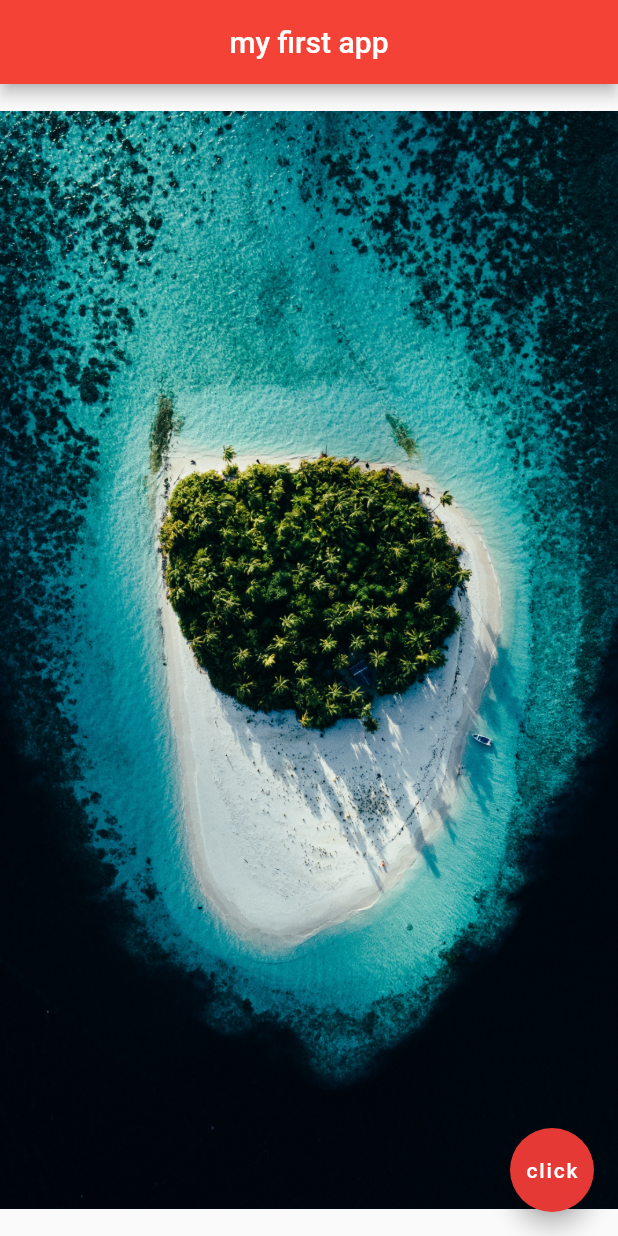
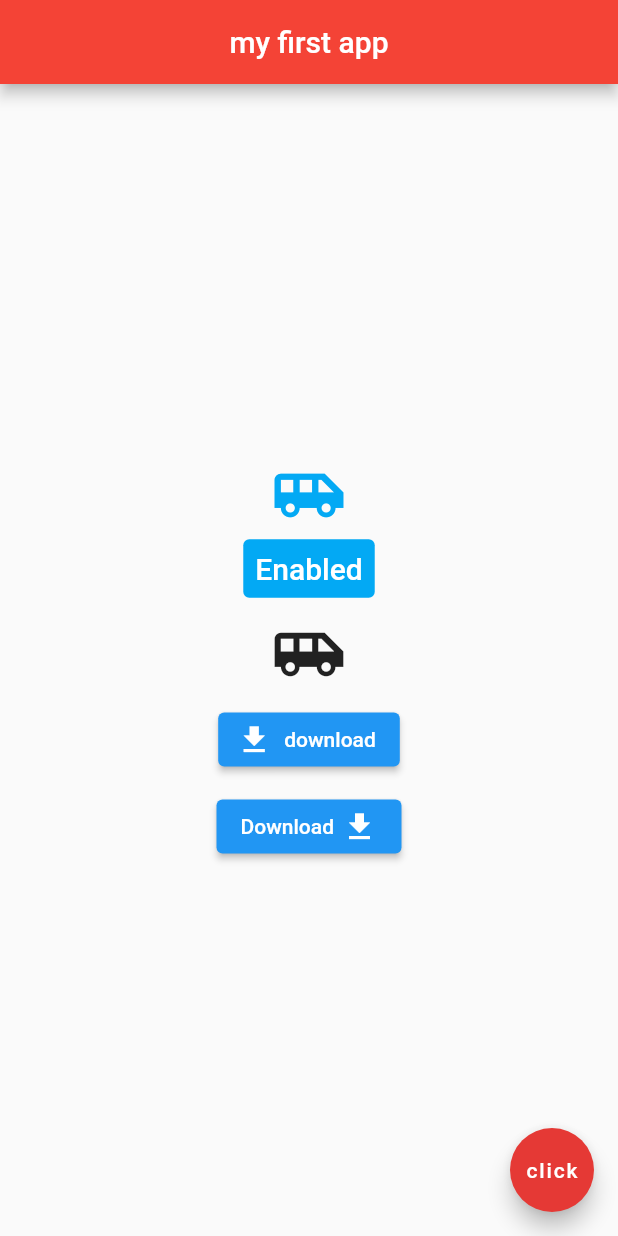
Before and after one commit to BinhT1/Flutter-fundamental, a Flutter app: the screen it shows after launch, on a phone screen of 412 x 824 dp. Run offline on Flutter 3.47's test engine with Material 2 defaults, Android fonts, the phone set to English and light mode, and no system bars.

Commit message:
Button & icon Button

```diff
--- a/lib/main.dart
+++ b/lib/main.dart
@@ -13,15 +13,55 @@ class Home extends StatelessWidget {
         centerTitle: true,
         backgroundColor: Colors.red,
       ),
-      body: Center(child: Image.asset("assets/img1.jpg"))
-      // Text("Hello world",
-      //     style: TextStyle(
-      //         fontSize: 20,
-      //         fontWeight: FontWeight.bold,
-      //         letterSpacing: 2.0,
-      //         color: Colors.grey,
-      //         fontFamily: "IndieFlower")),
-      ,
+      body: Center(
+          child: Column(
+        mainAxisSize: MainAxisSize.max,
+        mainAxisAlignment: MainAxisAlignment.center,
+        children: [
+          const Icon(Icons.airport_shuttle,
+              color: Colors.lightBlue, size: 50.0),
+          TextButton(
+            style: TextButton.styleFrom(backgroundColor: Colors.lightBlue),
+            onPressed: () {
+              print("hahahaha");
+            },
+            child: const Text('Enabled',
+                style: TextStyle(fontSize: 20, color: Colors.white)),
+          ),
+          IconButton(
+            iconSize: 50,
+            icon: const Icon(Icons.airport_shuttle),
+            onPressed: () {},
+            tooltip: "click button",
+          ),
+          ElevatedButton.icon(
+              onPressed: () {},
+              icon: const Icon(
+                Icons.download,
+                size: 24,
+              ),
+              label: const Text("download")),
+          const SizedBox(
+            height: 10,
+          ),
+          ElevatedButton(
+            onPressed: () {},
+            child: Row(
+              mainAxisSize: MainAxisSize.min,
+              children: const [
+                Text('Download'),
+                SizedBox(
+                  width: 5,
+                ),
+                Icon(
+                  Icons.download,
+                  size: 24.0,
+                ),
+              ],
+            ),
+          ),
+        ],
+      )),
       floatingActionButton: FloatingActionButton(
         onPressed: () {},
         backgroundColor: Colors.red[600],
```
